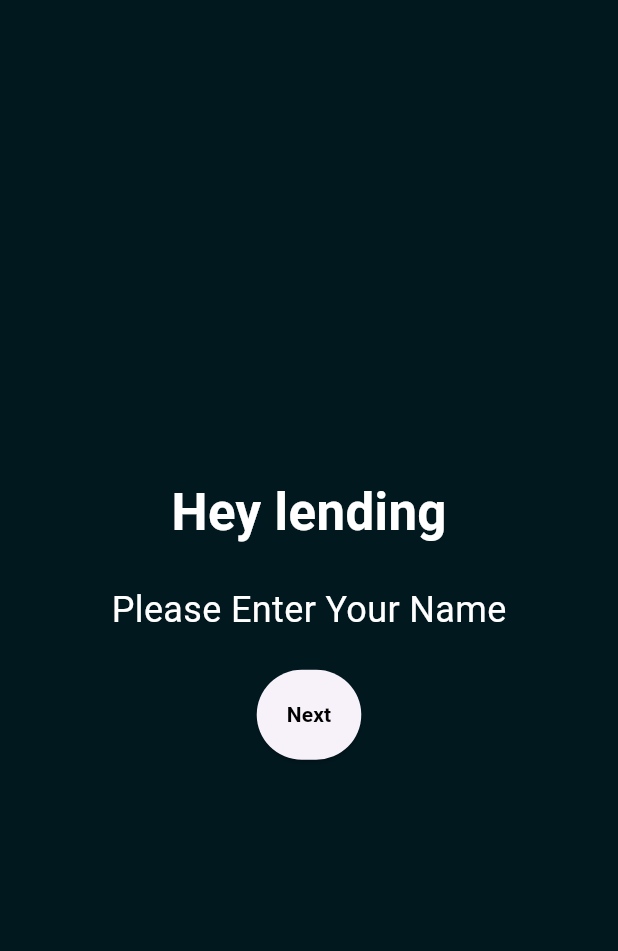
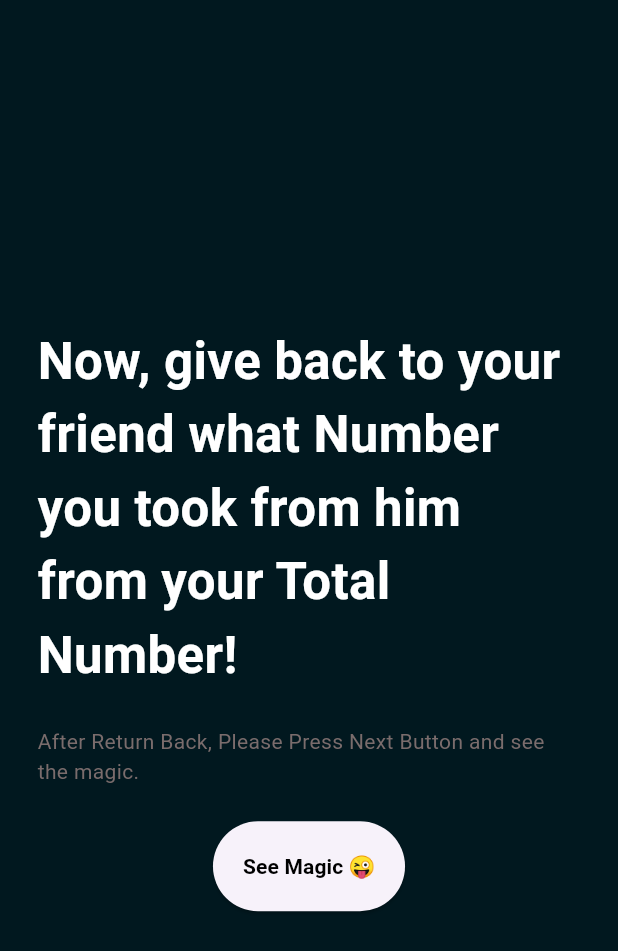
Before and after one commit to Jn-Sajol/Guessing-Number-Game, a Flutter app: the ReturnNumberPage screen opened directly, on a phone screen of 412 x 824 dp. Shown: the top 951 px of the screen. Run offline on Flutter 3.47's test engine with Material 3 defaults, Android fonts, the phone set to English and light mode, and no system bars; missing offline and left inert: provider_base_tools.

```diff
--- a/lib/return-number.dart
+++ b/lib/return-number.dart
@@ -16,7 +16,7 @@ class ReturnNumberPage extends StatelessWidget {
 
           children: [
             const Text(
-              'Hey lending',
+              'Now, give back to your friend what Number you took from him from your Total Number!',
               style: TextStyle(
                   fontSize: 34,
                   color: Colors.white,
@@ -25,8 +25,9 @@ class ReturnNumberPage extends StatelessWidget {
             const SizedBox(
               height: 23,
             ),
-            const Text('Please Enter Your Name',
-                style: TextStyle(fontSize: 24, color: Colors.white)),
+            const Text('After Return Back, Please Press Next Button and see the magic.',
+                style: TextStyle(
+                    fontSize: 14, color: Color.fromARGB(255, 122, 108, 108))),
             const SizedBox(
               height: 23,
             ),
@@ -42,7 +43,7 @@ class ReturnNumberPage extends StatelessWidget {
                         builder: (context) => const ResultPage()));
               },
               child: const Text(
-                "Next",
+                "See Magic 😜",
                 style:
                     TextStyle(color: Colors.black, fontWeight: FontWeight.bold),
               ),
```
Also changed, not shown: lib/result.dart (+1 -10 lines).
